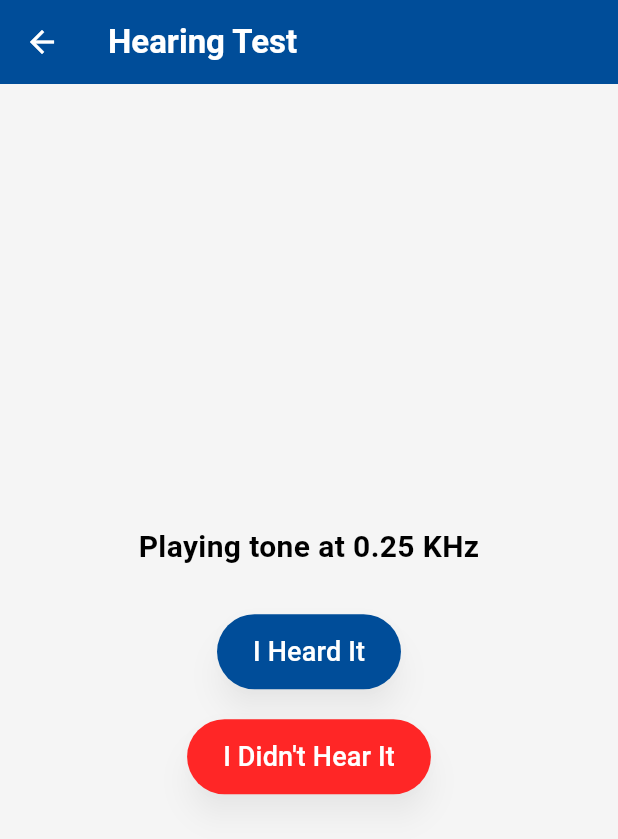
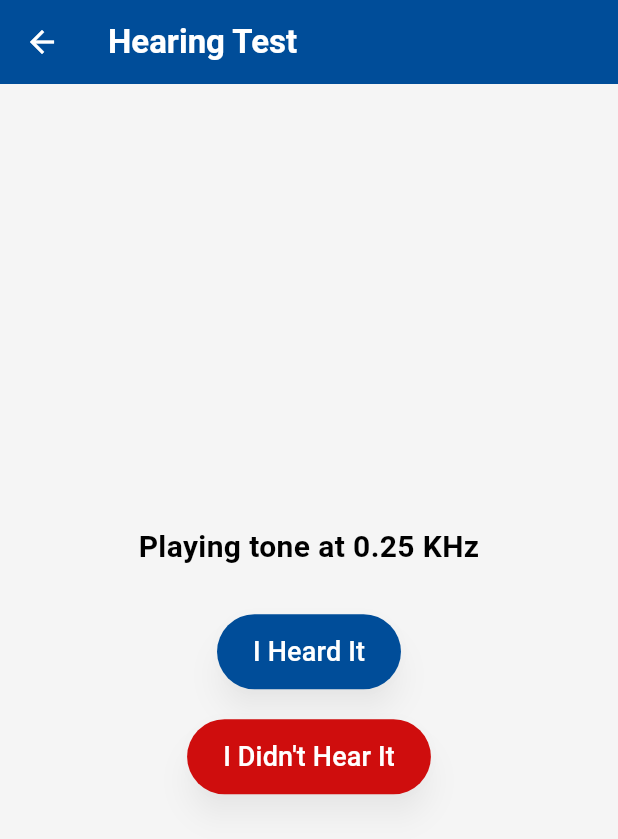
Before and after one commit to PrintN/Human-Benchmark, a Flutter app: the HearingTestScreen screen opened directly, after a tap on "Start Test", on a phone screen of 412 x 824 dp. Shown: the top 839 px of the screen. Run offline on Flutter 3.47's test engine with Material 3 defaults, Android fonts, the phone set to English and light mode, and no system bars; our stand-ins replace fl_chart, just_audio, share_plus, shared_preferences; accounts and stored records are empty; Roboto replaces fonts that are missing (RobotoMono); project files that could hold a hidden picture were left out.

Commit message:
Fixed dark mode colors

```diff
--- a/lib/aim_trainer.dart
+++ b/lib/aim_trainer.dart
@@ -252,7 +252,9 @@ class _AimTrainerScreenState extends State<AimTrainerScreen> {
                 height: _targetSize,
                 decoration: BoxDecoration(
                   shape: BoxShape.circle,
-                  color: Colors.blue,
+                  color: isDarkMode
+                      ? Color.fromARGB(255, 83, 83, 83)
+                      : Colors.blue,
                   boxShadow: [
                     BoxShadow(
                       color: Colors.black.withOpacity(0.5),
--- a/lib/hearing.dart
+++ b/lib/hearing.dart
@@ -284,7 +284,9 @@ class _HearingTestScreenState extends State<HearingTestScreen> {
                 style: ElevatedButton.styleFrom(
                   padding: const EdgeInsets.symmetric(
                       horizontal: 24.0, vertical: 12.0),
-                  backgroundColor: const Color(0xFF004D99),
+                  backgroundColor: isDarkMode
+                      ? Color.fromARGB(255, 24, 24, 24)
+                      : const Color(0xFF004D99),
                   shape: RoundedRectangleBorder(
                     borderRadius: BorderRadius.circular(30.0),
                   ),
@@ -302,7 +304,9 @@ class _HearingTestScreenState extends State<HearingTestScreen> {
                 style: ElevatedButton.styleFrom(
                   padding: const EdgeInsets.symmetric(
                       horizontal: 24.0, vertical: 12.0),
-                  backgroundColor: const Color.fromARGB(255, 255, 38, 38),
+                  backgroundColor: isDarkMode
+                      ? Color.fromARGB(255, 24, 24, 24)
+                      : const Color.fromARGB(255, 207, 13, 13),
                   shape: RoundedRectangleBorder(
                     borderRadius: BorderRadius.circular(30.0),
                   ),
```
